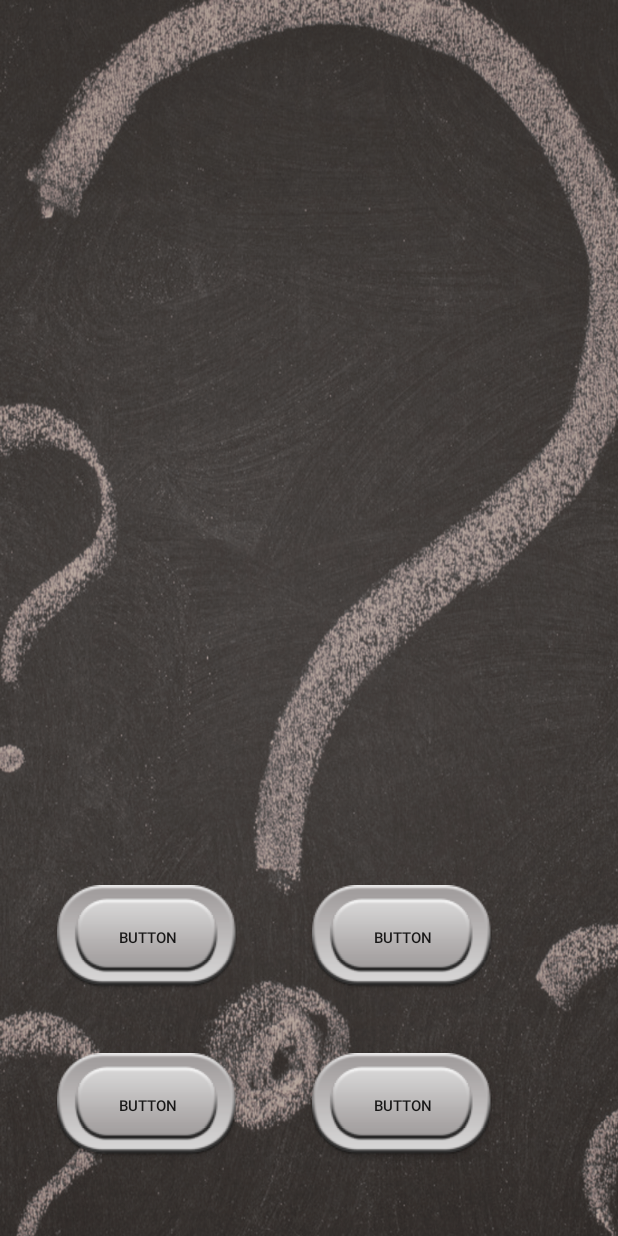
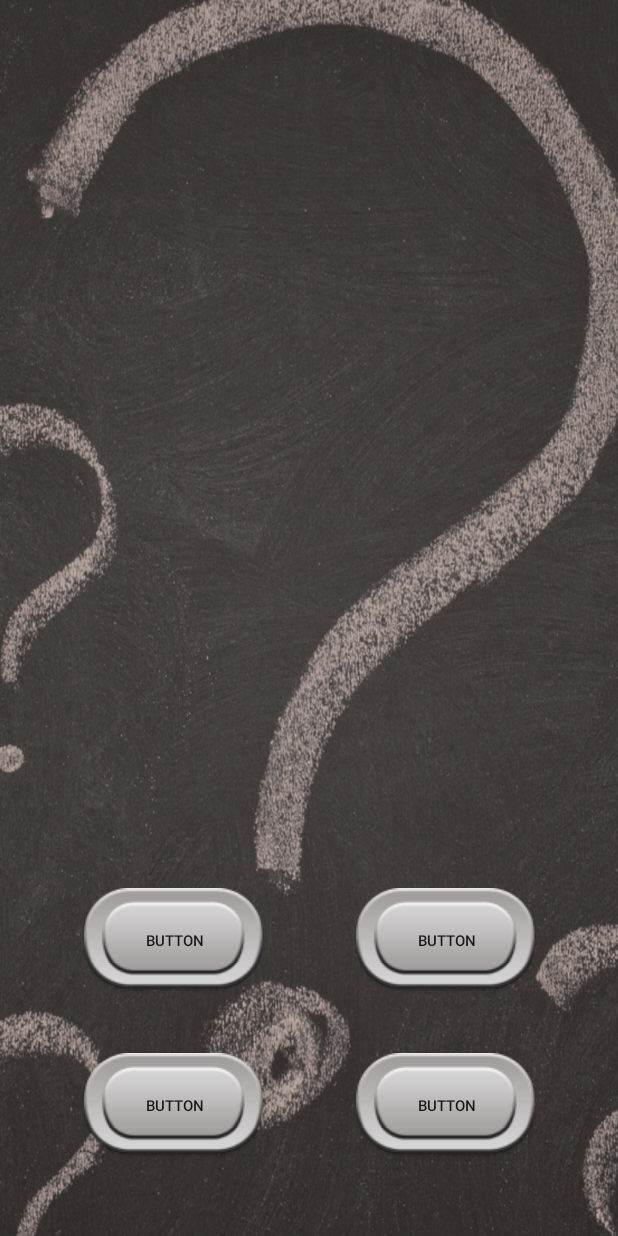
Before and after one commit to MTrzepacz/QuizGame-Android, an Android app: the CustomCategoryActivity screen opened directly, with no data from a screen before it, on a phone screen of 412 x 824 dp. Run offline under Robolectric (Android 15) with nearby library versions, the phone set to English and light mode, and no system bars; 1 statement that could not run was skipped.

Commit message:
formatting for custom category

```diff
--- a/app/src/main/res/layout/custom_category.xml
+++ b/app/src/main/res/layout/custom_category.xml
@@ -7,121 +7,123 @@
     android:background="@drawable/neo_menu"
 
     tools:context="mtrzepacz.quizgame.ITActivity">
+
     <Button
-        android:background="@drawable/customquizbutton"
         android:id="@+id/answer3"
-        android:textSize="10dp"
         android:layout_width="120dp"
         android:layout_height="70dp"
+        android:layout_marginLeft="56dp"
         android:layout_marginBottom="52dp"
-        android:layout_marginLeft="38dp"
+        android:background="@drawable/customquizbutton"
         android:text="Button"
+        android:textSize="10dp"
         app:layout_constraintBottom_toBottomOf="parent"
         app:layout_constraintLeft_toLeftOf="parent" />
 
     <TextView
+        android:id="@+id/QuestionView"
+        android:layout_width="300dp"
+        android:layout_height="120dp"
+        android:layout_marginLeft="25dp"
+        android:layout_marginTop="40dp"
+        android:layout_marginRight="25dp"
+        android:gravity="center_horizontal"
+        android:textAlignment="center"
         android:textColor="#FFFFFF"
-        android:id="@+id/QuestionView"
         android:textSize="18dp"
-        android:textAlignment="center"
-        android:layout_width="309dp"
-        android:layout_height="112dp"
-        android:layout_marginRight="25dp"
+        app:layout_constraintHorizontal_bias="0.491"
+        app:layout_constraintLeft_toLeftOf="parent"
         app:layout_constraintRight_toRightOf="parent"
-        android:layout_marginLeft="25dp"
-        app:layout_constraintLeft_toLeftOf="parent"
-        app:layout_constraintHorizontal_bias="0.52"
-        android:layout_marginTop="34dp"
-        app:layout_constraintTop_toBottomOf="@+id/score"
-        android:gravity="center_horizontal" />
+        app:layout_constraintTop_toBottomOf="@+id/score" />
 
     <Button
-        android:background="@drawable/customquizbutton"
         android:id="@+id/answer2"
         android:layout_width="120dp"
-        android:textSize="10dp"
         android:layout_height="70dp"
-        android:layout_marginBottom="42dp"
         android:layout_marginLeft="50dp"
         android:layout_marginRight="28dp"
+        android:layout_marginBottom="40dp"
+        android:background="@drawable/customquizbutton"
         android:text="Button"
+        android:textSize="10dp"
         app:layout_constraintBottom_toTopOf="@+id/answer4"
-        app:layout_constraintHorizontal_bias="0.0"
+        app:layout_constraintHorizontal_bias="0.297"
         app:layout_constraintLeft_toRightOf="@+id/answer1"
         app:layout_constraintRight_toRightOf="parent" />
 
     <Button
-        android:background="@drawable/customquizbutton"
         android:id="@+id/answer4"
         android:layout_width="120dp"
         android:layout_height="70dp"
-        android:layout_marginBottom="52dp"
         android:layout_marginLeft="50dp"
         android:layout_marginRight="28dp"
+        android:layout_marginBottom="52dp"
+        android:background="@drawable/customquizbutton"
         android:text="Button"
         android:textSize="10dp"
         app:layout_constraintBottom_toBottomOf="parent"
-        app:layout_constraintHorizontal_bias="0.0"
+        app:layout_constraintHorizontal_bias="0.297"
         app:layout_constraintLeft_toRightOf="@+id/answer3"
         app:layout_constraintRight_toRightOf="parent" />
 
     <Button
-        android:background="@drawable/customquizbutton"
         android:id="@+id/answer1"
         android:layout_width="120dp"
         android:layout_height="70dp"
-        android:layout_marginBottom="42dp"
-        android:layout_marginLeft="38dp"
+        android:layout_marginLeft="56dp"
+        android:layout_marginBottom="40dp"
+        android:background="@drawable/customquizbutton"
         android:text="Button"
         android:textSize="10dp"
         app:layout_constraintBottom_toTopOf="@+id/answer3"
         app:layout_constraintLeft_toLeftOf="parent" />
 
     <TextView
+        android:id="@+id/score"
+        android:layout_width="300dp"
+        android:layout_height="40dp"
+        android:layout_marginLeft="24dp"
+        android:layout_marginTop="16dp"
+        android:layout_marginRight="24dp"
+        android:gravity="center_horizontal"
+        android:textAlignment="center"
         android:textColor="#FFFFFF"
         android:textSize="20dp"
-        android:id="@+id/score"
-        android:textAlignment="center"
-        android:layout_width="295dp"
-        android:layout_height="39dp"
         android:visibility="visible"
-        android:layout_marginLeft="24dp"
+        app:layout_constraintHorizontal_bias="0.492"
         app:layout_constraintLeft_toLeftOf="parent"
-        android:layout_marginRight="24dp"
         app:layout_constraintRight_toRightOf="parent"
-        app:layout_constraintHorizontal_bias="0.529"
-        android:layout_marginTop="8dp"
-        app:layout_constraintTop_toBottomOf="@+id/BestScoreView"
-        android:gravity="center_horizontal" />
+        app:layout_constraintTop_toBottomOf="@+id/BestScoreView" />
 
     <TextView
+        android:id="@+id/timerView"
+        android:layout_width="300dp"
+        android:layout_height="30dp"
+        android:layout_marginLeft="24dp"
+        android:layout_marginTop="24dp"
+        android:layout_marginRight="24dp"
+        android:gravity="center_horizontal"
+        android:textAlignment="center"
         android:textColor="#FFFFFF"
-        android:textAlignment="center"
         android:textSize="20dp"
-        android:id="@+id/timerView"
-        android:layout_width="294dp"
-        android:layout_height="27dp"
-        android:layout_marginLeft="24dp"
-        android:layout_marginRight="24dp"
-        android:layout_marginTop="16dp"
+        app:layout_constraintHorizontal_bias="0.492"
         app:layout_constraintLeft_toLeftOf="parent"
         app:layout_constraintRight_toRightOf="parent"
-        app:layout_constraintTop_toTopOf="parent"
-        android:gravity="center_horizontal" />
+        app:layout_constraintTop_toTopOf="parent" />
 
     <TextView
+        android:id="@+id/BestScoreView"
+        android:layout_width="300dp"
+        android:layout_height="30dp"
+        android:layout_marginLeft="24dp"
+        android:layout_marginTop="8dp"
+        android:layout_marginRight="24dp"
+        android:gravity="center_horizontal"
+        android:textAlignment="center"
         android:textColor="#FFFFFF"
-        android:id="@+id/BestScoreView"
-        android:layout_width="298dp"
-        android:layout_height="31dp"
-        android:layout_marginLeft="24dp"
-        android:layout_marginRight="24dp"
-        android:layout_marginTop="8dp"
-        android:textAlignment="center"
-        app:layout_constraintHorizontal_bias="0.574"
+        app:layout_constraintHorizontal_bias="0.492"
         app:layout_constraintLeft_toLeftOf="parent"
         app:layout_constraintRight_toRightOf="parent"
-        app:layout_constraintTop_toBottomOf="@+id/timerView"
-        android:gravity="center_horizontal" />
+        app:layout_constraintTop_toBottomOf="@+id/timerView" />
 
 </androidx.constraintlayout.widget.ConstraintLayout>
```
